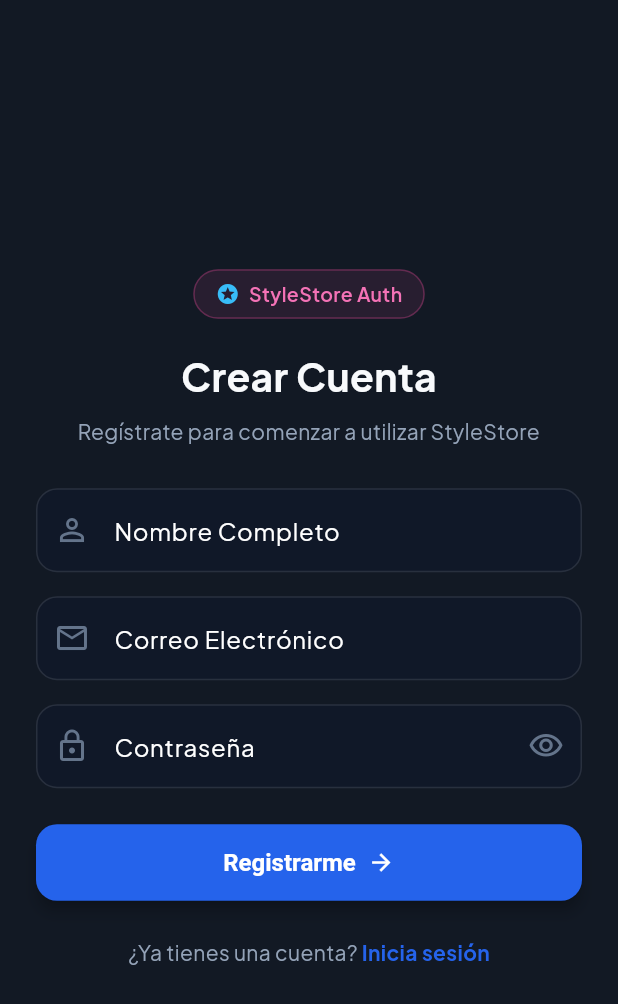
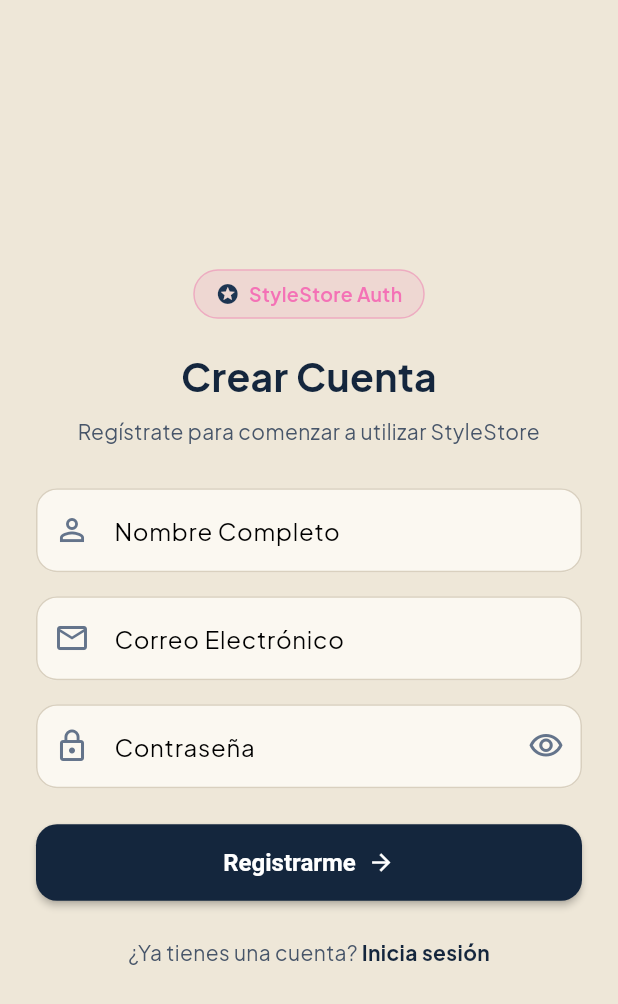
Before and after one commit to dylandeam/StyleStore_Mobile, a Flutter app: the screen it shows after launch, after a tap on "Iniciar Sesión", after a tap on "Regístrate gratis", on a phone screen of 412 x 824 dp. Shown: the top 1004 px of the screen. Run offline on Flutter 3.47's test engine with Material 3 defaults, Android fonts, the phone set to English and light mode, and no system bars; our stand-ins replace flutter_secure_storage, google_fonts; accounts and stored records are empty; network calls fail.

Commit message:
actualización de tema móvil a colores beige y navy

```diff
--- a/lib/config/theme.dart
+++ b/lib/config/theme.dart
@@ -2,40 +2,47 @@
 import 'package:google_fonts/google_fonts.dart';
 
 class AppTheme {
-  // Brand Colors — Deep Dark Navy & Royal Blue
-  static const Color bgPrimary = Color(0xFF121924);
-  static const Color bgSecondary = Color(0xFF172230);
-  static const Color bgCard = Color(0xFF1E2C3D);
-  static const Color accentIndigo = Color(0xFF2563EB); // Royal Blue
-  static const Color accentPurple = Color(0xFF3B82F6); // Lighter Blue
-  static const Color accentPink = Color(0xFF38BDF8);   // Sky Accent
-  static const Color successGreen = Color(0xFF10B981);
-  static const Color dangerRed = Color(0xFFEF4444);
-  static const Color textPrimary = Color(0xFFF8FAFC);
-  static const Color textSecondary = Color(0xFF94A3B8);
-  static const Color textMuted = Color(0xFF64748B);
-  static const Color borderGlass = Color(0x1AFFFFFF);
+  // Paleta Oficial StyleStore: Beige & Navy
+  static const Color bgPrimary = Color(0xFFEEE7D8);      // Fondo cálido beige
+  static const Color bgSecondary = Color(0xFFE2DAC8);    // Fondo secundario
+  static const Color bgCard = Color(0xFFFBF8F1);         // Tarjetas crema claro
+  static const Color accentIndigo = Color(0xFF14263D);   // Navy principal
+  static const Color accentPurple = Color(0xFF274C77);   // Navy medio / Links
+  static const Color accentPink = Color(0xFF1D3552);     // Navy oscuro
+  static const Color successGreen = Color(0xFF16A34A);   // Verde éxito
+  static const Color dangerRed = Color(0xFFDC2626);      // Rojo peligro
+  static const Color textPrimary = Color(0xFF14263D);    // Texto principal
+  static const Color textSecondary = Color(0xFF475569);  // Texto secundario
+  static const Color textMuted = Color(0xFF64748B);      // Texto atenuado
+  static const Color borderGlass = Color(0xFFD9D0BF);    // Borde beige sutil
 
-  static ThemeData get darkTheme {
+  static ThemeData get lightTheme {
     return ThemeData(
-      brightness: Brightness.dark,
+      brightness: Brightness.light,
       scaffoldBackgroundColor: bgPrimary,
       primaryColor: accentIndigo,
-      colorScheme: const ColorScheme.dark(
+      cardColor: bgCard,
+      colorScheme: const ColorScheme.light(
         primary: accentIndigo,
         secondary: accentPurple,
         surface: bgCard,
         error: dangerRed,
       ),
       textTheme: GoogleFonts.plusJakartaSansTextTheme(
-        ThemeData.dark().textTheme,
+        ThemeData.light().textTheme,
       ).apply(
         bodyColor: textPrimary,
         displayColor: textPrimary,
       ),
+      appBarTheme: const AppBarTheme(
+        backgroundColor: bgCard,
+        foregroundColor: textPrimary,
+        elevation: 0,
+        iconTheme: IconThemeData(color: accentIndigo),
+      ),
       inputDecorationTheme: InputDecorationTheme(
         filled: true,
-        fillColor: const Color(0x990F172A),
+        fillColor: bgCard,
         contentPadding: const EdgeInsets.symmetric(horizontal: 20, vertical: 16),
         hintStyle: const TextStyle(color: textMuted, fontSize: 14),
         border: OutlineInputBorder(
@@ -59,17 +66,20 @@
         style: ElevatedButton.styleFrom(
           backgroundColor: accentIndigo,
           foregroundColor: Colors.white,
-          elevation: 4,
+          elevation: 2,
           padding: const EdgeInsets.symmetric(vertical: 16, horizontal: 24),
           shape: RoundedRectangleBorder(
             borderRadius: BorderRadius.circular(14),
           ),
           textStyle: const TextStyle(
             fontSize: 16,
-            fontWeight: FontWeight.w600,
+            fontWeight: FontWeight.w700,
           ),
         ),
       ),
     );
   }
+
+  // Alias para retrocompatibilidad
+  static ThemeData get darkTheme => lightTheme;
 }
```
